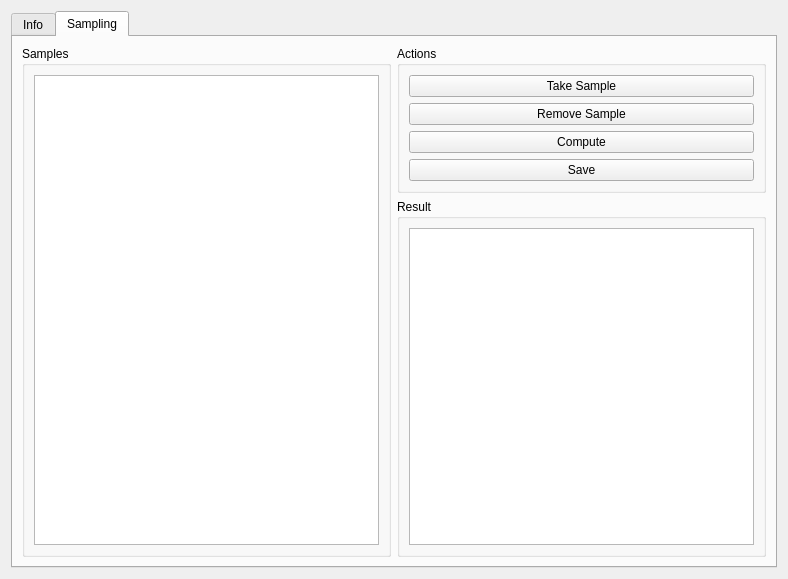
Above: easy_handeye_rviz_plugins/src/calibration_panel.ui from IFL-CAMP/easy_handeye before the change. Below: the same form after it.
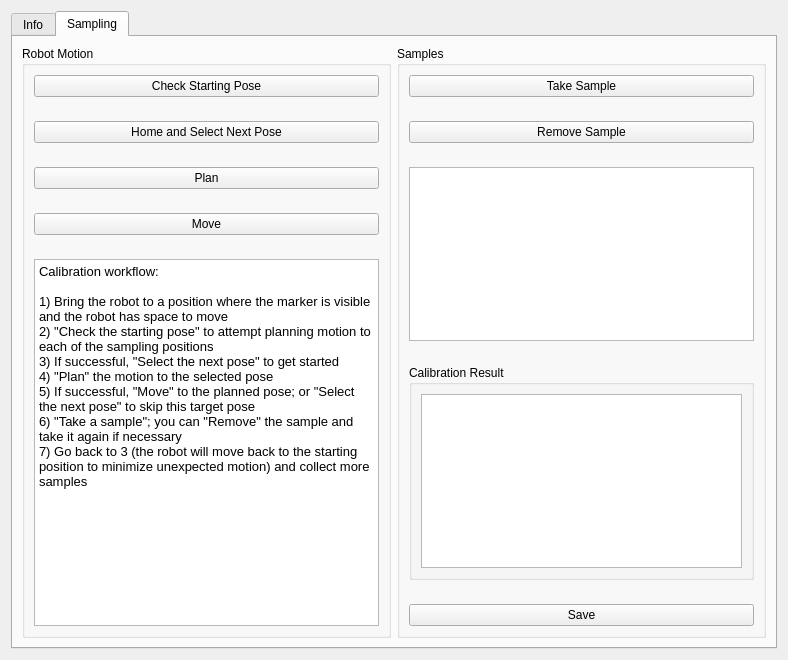
That is the form after the change. Icons and pictures are not drawn.

Commit message: New UI for the RViz plugin

```diff
--- a/easy_handeye_rviz_plugins/src/calibration_panel.ui
+++ b/easy_handeye_rviz_plugins/src/calibration_panel.ui
@@ -7,7 +7,7 @@
     <x>0</x>
     <y>0</y>
     <width>788</width>
-    <height>579</height>
+    <height>660</height>
    </rect>
   </property>
   <property name="windowTitle">
@@ -118,25 +118,91 @@
       <attribute name="title">
        <string>Sampling</string>
       </attribute>
-      <layout class="QGridLayout" name="gridLayout_2">
-       <item row="0" column="0" rowspan="2">
+      <layout class="QHBoxLayout" name="horizontalLayout">
+       <item>
+        <widget class="QGroupBox" name="groupBox_6">
+         <property name="title">
+          <string>Robot Motion</string>
+         </property>
+         <layout class="QVBoxLayout" name="verticalLayout_2">
+          <property name="spacing">
+           <number>24</number>
+          </property>
+          <item>
+           <widget class="QPushButton" name="checkStartPoseButton">
+            <property name="text">
+             <string>Check Starting Pose</string>
+            </property>
+            <property name="icon">
+             <iconset theme="system-reboot">
+              <normaloff>.</normaloff>.</iconset>
+            </property>
+           </widget>
+          </item>
+          <item>
+           <widget class="QPushButton" name="nextPoseButton">
+            <property name="text">
+             <string>Home and Select Next Pose</string>
+            </property>
+            <property name="icon">
+             <iconset theme="go-home">
+              <normaloff>.</normaloff>.</iconset>
+            </property>
+           </widget>
+          </item>
+          <item>
+           <widget class="QPushButton" name="planButton">
+            <property name="text">
+             <string>Plan</string>
+            </property>
+            <property name="icon">
+             <iconset theme="system-search">
+              <normaloff>.</normaloff>.</iconset>
+            </property>
+           </widget>
+          </item>
+          <item>
+           <widget class="QPushButton" name="moveButton">
+            <property name="text">
+             <string>Move</string>
+            </property>
+            <property name="icon">
+             <iconset theme="go-next">
+              <normaloff>.</normaloff>.</iconset>
+            </property>
+           </widget>
+          </item>
+          <item>
+           <widget class="QTextEdit" name="textEdit">
+            <property name="html">
+             <string>&lt;!DOCTYPE HTML PUBLIC &quot;-//W3C//DTD HTML 4.0//EN&quot; &quot;http://www.w3.org/TR/REC-html40/strict.dtd&quot;&gt;
+&lt;html&gt;&lt;head&gt;&lt;meta name=&quot;qrichtext&quot; content=&quot;1&quot; /&gt;&lt;style type=&quot;text/css&quot;&gt;
+p, li { white-space: pre-wrap; }
+&lt;/style&gt;&lt;/head&gt;&lt;body style=&quot; font-family:'Noto Sans'; font-size:10pt; font-weight:400; font-style:normal;&quot;&gt;
+&lt;p style=&quot; margin-top:0px; margin-bottom:0px; margin-left:0px; margin-right:0px; -qt-block-indent:0; text-indent:0px;&quot;&gt;Calibration workflow:&lt;/p&gt;
+&lt;p style=&quot;-qt-paragraph-type:empty; margin-top:0px; margin-bottom:0px; margin-left:0px; margin-right:0px; -qt-block-indent:0; text-indent:0px;&quot;&gt;&lt;br /&gt;&lt;/p&gt;
+&lt;p style=&quot; margin-top:0px; margin-bottom:0px; margin-left:0px; margin-right:0px; -qt-block-indent:0; text-indent:0px;&quot;&gt;1) Bring the robot to a position where the marker is visible and the robot has space to move&lt;/p&gt;
+&lt;p style=&quot; margin-top:0px; margin-bottom:0px; margin-left:0px; margin-right:0px; -qt-block-indent:0; text-indent:0px;&quot;&gt;2) &amp;quot;Check the starting pose&amp;quot; to attempt planning motion to each of the sampling positions&lt;/p&gt;
+&lt;p style=&quot; margin-top:0px; margin-bottom:0px; margin-left:0px; margin-right:0px; -qt-block-indent:0; text-indent:0px;&quot;&gt;3) If successful, &amp;quot;Select the next pose&amp;quot; to get started&lt;/p&gt;
+&lt;p style=&quot; margin-top:0px; margin-bottom:0px; margin-left:0px; margin-right:0px; -qt-block-indent:0; text-indent:0px;&quot;&gt;4) &amp;quot;Plan&amp;quot; the motion to the selected pose&lt;/p&gt;
+&lt;p style=&quot; margin-top:0px; margin-bottom:0px; margin-left:0px; margin-right:0px; -qt-block-indent:0; text-indent:0px;&quot;&gt;5) If successful, &amp;quot;Move&amp;quot; to the planned pose; or &amp;quot;Select the next pose&amp;quot; to skip this target pose&lt;/p&gt;
+&lt;p style=&quot; margin-top:0px; margin-bottom:0px; margin-left:0px; margin-right:0px; -qt-block-indent:0; text-indent:0px;&quot;&gt;6) &amp;quot;Take a sample&amp;quot;; you can &amp;quot;Remove&amp;quot; the sample and take it again if necessary&lt;/p&gt;
+&lt;p style=&quot; margin-top:0px; margin-bottom:0px; margin-left:0px; margin-right:0px; -qt-block-indent:0; text-indent:0px;&quot;&gt;7) Go back to 3 (the robot will move back to the starting position to minimize unexpected motion) and collect more samples&lt;/p&gt;&lt;/body&gt;&lt;/html&gt;</string>
+            </property>
+           </widget>
+          </item>
+         </layout>
+        </widget>
+       </item>
+       <item>
         <widget class="QGroupBox" name="groupBox">
          <property name="title">
           <string>Samples</string>
          </property>
-         <layout class="QHBoxLayout" name="horizontalLayout_3">
-          <item>
-           <widget class="QListWidget" name="sampleListWidget"/>
-          </item>
-         </layout>
-        </widget>
-       </item>
-       <item row="0" column="1">
-        <widget class="QGroupBox" name="groupBox_3">
-         <property name="title">
-          <string>Actions</string>
-         </property>
-         <layout class="QVBoxLayout" name="verticalLayout_2">
+         <layout class="QVBoxLayout" name="verticalLayout_4">
+          <property name="spacing">
+           <number>24</number>
+          </property>
           <item>
            <widget class="QPushButton" name="takeButton">
             <property name="text">
@@ -152,10 +218,18 @@
            </widget>
           </item>
           <item>
-           <widget class="QPushButton" name="computeButton">
-            <property name="text">
-             <string>Compute</string>
+           <widget class="QListWidget" name="sampleListWidget"/>
+          </item>
+          <item>
+           <widget class="QGroupBox" name="groupBox_2">
+            <property name="title">
+             <string>Calibration Result</string>
             </property>
+            <layout class="QHBoxLayout" name="horizontalLayout_4">
+             <item>
+              <widget class="QPlainTextEdit" name="resultTextEdit"/>
+             </item>
+            </layout>
            </widget>
           </item>
           <item>
@@ -168,18 +242,6 @@
          </layout>
         </widget>
        </item>
-       <item row="1" column="1">
-        <widget class="QGroupBox" name="groupBox_2">
-         <property name="title">
-          <string>Result</string>
-         </property>
-         <layout class="QHBoxLayout" name="horizontalLayout_4">
-          <item>
-           <widget class="QPlainTextEdit" name="resultTextEdit"/>
-          </item>
-         </layout>
-        </widget>
-       </item>
       </layout>
      </widget>
     </widget>
```
Left out of the diff: 24 changed lines with no effect on the pictures. The commit also changes 2 other files.
